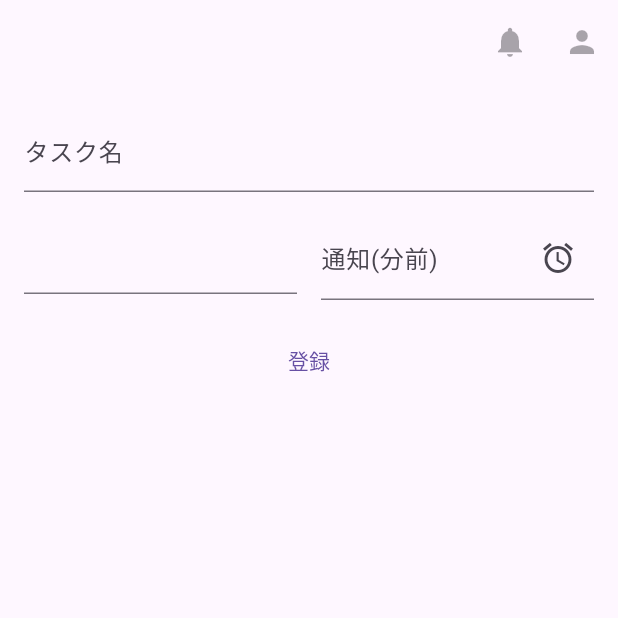
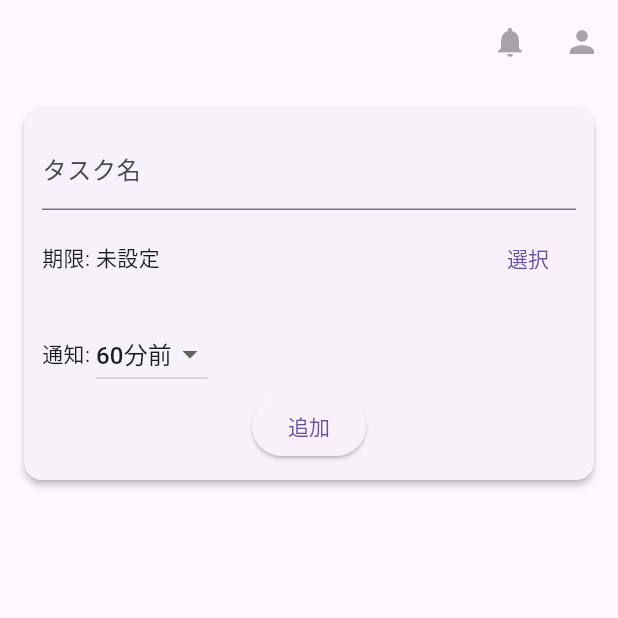
Before and after one commit to NS-kyamanaka/Flutter_Study, a Flutter app: the screen it shows after launch, on a phone screen of 412 x 824 dp, the top half of it. Run offline on Flutter 3.47's test engine with Material 3 defaults, Android fonts, the phone set to English and light mode, and no system bars; our stand-ins replace flutter_local_notifications, timezone.

Commit message:
構成を修正

```diff
--- a/lib/screens/home_screen.dart
+++ b/lib/screens/home_screen.dart
@@ -1,7 +1,8 @@
 import 'package:flutter/material.dart';
-import 'package:flutter_study/controller/notification_controller.dart';
+import 'package:flutter_study/widgets/task_input_form.dart';
 import 'package:flutter_study/widgets/task_tile.dart';
 import '../data/models/task.dart';
+import '../controller/task_controller.dart';
 
 class HomeScreen extends StatefulWidget {
   const HomeScreen({super.key});
@@ -12,19 +13,12 @@ class HomeScreen extends StatefulWidget {
 
 class _HomeScreenState extends State<HomeScreen> {
   List<Task> tasks = [];
-  final _titleController = TextEditingController();
-  final _deadlineController = TextEditingController();
-  final _noticeController = TextEditingController();
 
-  @override
-  void initState() {
-    super.initState();
-  }
-
-  @override
-  void dispose() {
-    _titleController.dispose();
-    super.dispose();
+  void _addNewTask(Task task) async {
+    setState(() {
+      tasks.add(task);
+    });
+    await TaskController.addTask(task);
   }
 
   @override
@@ -40,60 +34,7 @@ class _HomeScreenState extends State<HomeScreen> {
         padding: const EdgeInsets.all(16.0),
         child: Column(
           children: [
-            TextFormField(
-              controller: _titleController,
-              decoration: const InputDecoration(labelText: 'タスク名'),
-            ),
-            const SizedBox(height: 16.0),
-
-            Row(
-              children: [
-                Expanded(
-                  child: TextFormField(
-                    controller: _deadlineController,
-                    readOnly: true,
-                    onTap: () => {},
-                  ),
-                ),
-                const SizedBox(width: 16.0),
-                Expanded(
-                  child: TextFormField(
-                    controller: _noticeController,
-                    readOnly: true,
-                    onTap: () => {},
-                    decoration: const InputDecoration(
-                      labelText: '通知(分前)',
-                      suffixIcon: Icon(Icons.alarm),
-                    ),
-                  ),
-                ),
-              ],
-            ),
-            const SizedBox(height: 16.0),
-            TextButton(
-              onPressed: () async {
-                late Task newTask;
-                setState(() {
-                  newTask = Task.create(
-                    title: _titleController.text,
-                    deadline: DateTime(2025, 10, 30),
-                    noticeMinutes: 60,
-                  );
-                  tasks.add(newTask);
-                });
-                final now = DateTime.now();
-                final later = now.add(const Duration(seconds: 5));
-
-                NotificationController.scheduleNotification(
-                  id: 11,
-                  title: newTask.title,
-                  body: '期限まであと${newTask.noticeMinutes}分です',
-                  scheduledTime: later,
-                );
-                print("時間は${later}");
-              },
-              child: Text('登録'),
-            ),
+            TaskInputForm(onSubmit: _addNewTask),
             Expanded(
               child: ListView.builder(
                 itemCount: tasks.length,
--- /dev/null
+++ b/lib/widgets/task_input_form.dart
@@ -0,0 +1,116 @@
+import 'package:flutter/material.dart';
+import 'package:intl/intl.dart';
+import '../data/models/task.dart';
+
+class TaskInputForm extends StatefulWidget {
+  final void Function(Task) onSubmit;
+
+  const TaskInputForm({super.key, required this.onSubmit});
+
+  @override
+  State<TaskInputForm> createState() => _TaskInputFormState();
+}
+
+class _TaskInputFormState extends State<TaskInputForm> {
+  final _titleController = TextEditingController();
+  DateTime? _selectedDeadline;
+  int _noticeMinutes = 60;
+
+  Future<void> _pickDeadline() async {
+    final now = DateTime.now();
+    final pickedDate = await showDatePicker(
+      context: context,
+      firstDate: now,
+      lastDate: DateTime(now.year + 1),
+    );
+    if (pickedDate == null) return;
+
+    final pickedTime = await showTimePicker(
+      context: context,
+      initialTime: const TimeOfDay(hour: 12, minute: 0),
+    );
+    if (pickedTime == null) return;
+
+    setState(() {
+      _selectedDeadline = DateTime(
+        pickedDate.year,
+        pickedDate.month,
+        pickedDate.day,
+        pickedTime.hour,
+        pickedTime.minute,
+      );
+    });
+  }
+
+  void _submit() {
+    if (_titleController.text.isEmpty || _selectedDeadline == null) {
+      ScaffoldMessenger.of(
+        context,
+      ).showSnackBar(const SnackBar(content: Text('タイトルと期限を入力してください')));
+      return;
+    }
+
+    final task = Task.create(
+      title: _titleController.text,
+      deadline: _selectedDeadline!,
+      noticeMinutes: _noticeMinutes,
+    );
+
+    widget.onSubmit(task);
+
+    _titleController.clear();
+    setState(() {
+      _selectedDeadline = null;
+      _noticeMinutes = 60;
+    });
+  }
+
+  @override
+  Widget build(BuildContext context) {
+    final formattedDate = _selectedDeadline == null
+        ? '未設定'
+        : DateFormat('yyyy/MM/dd HH:mm').format(_selectedDeadline!);
+
+    return Card(
+      elevation: 2,
+      margin: const EdgeInsets.only(bottom: 12),
+      shape: RoundedRectangleBorder(borderRadius: BorderRadius.circular(12)),
+      child: Padding(
+        padding: const EdgeInsets.all(12),
+        child: Column(
+          children: [
+            TextField(
+              controller: _titleController,
+              decoration: const InputDecoration(labelText: 'タスク名'),
+            ),
+            const SizedBox(height: 8),
+            Row(
+              children: [
+                Expanded(child: Text('期限: $formattedDate')),
+                TextButton(onPressed: _pickDeadline, child: Text('選択')),
+              ],
+            ),
+            const SizedBox(height: 16),
+            Row(
+              children: [
+                const Text('通知: '),
+                DropdownButton<int>(
+                  value: _noticeMinutes,
+                  onChanged: (v) => setState(() => _noticeMinutes = v ?? 60),
+                  items: const [
+                    DropdownMenuItem(value: 1, child: Text('1分前')),
+                    DropdownMenuItem(value: 10, child: Text('10分前')),
+                    DropdownMenuItem(value: 30, child: Text('30分前')),
+                    DropdownMenuItem(value: 60, child: Text('60分前')),
+                  ],
+                ),
+              ],
+            ),
+            const Spacer(),
+            ElevatedButton(onPressed: _submit, child: Text('追加'))
+          ],
+        ),
+      ),
+    );
+  }
+}
```
Also changed, not shown: lib/controller/task_controller.dart (added, +18 -0 lines).
